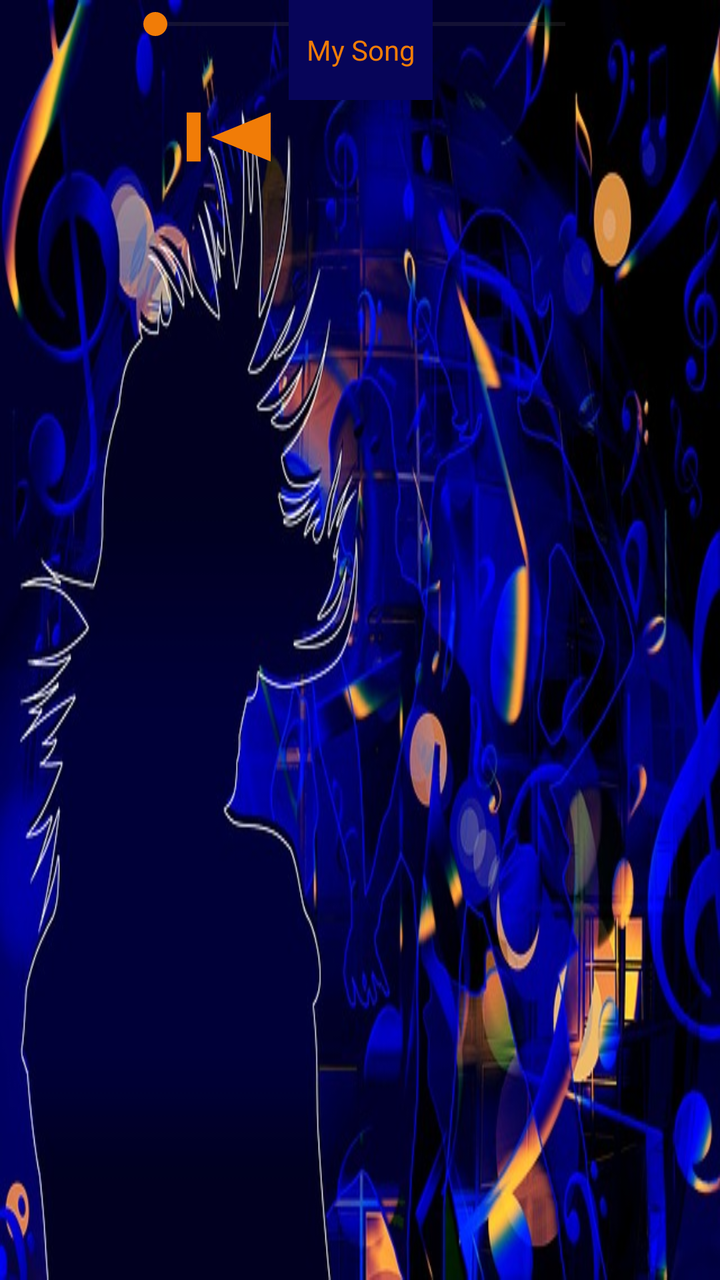
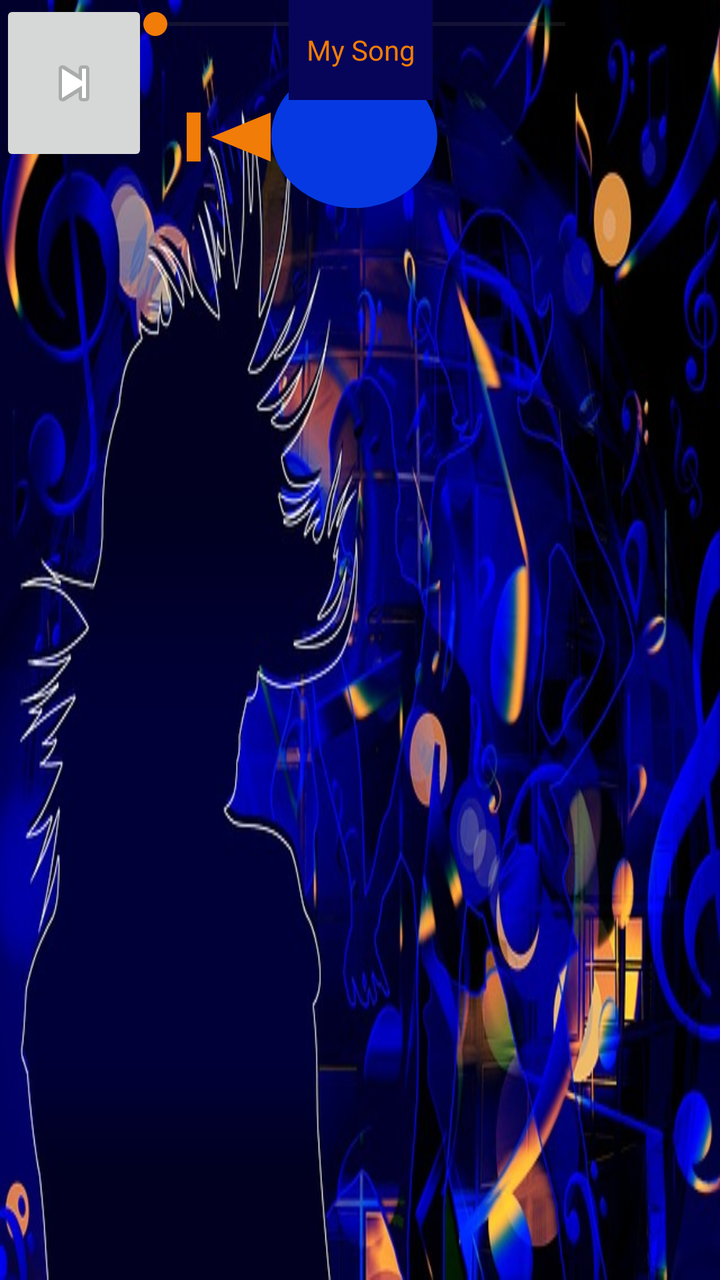

Two renders of the same Android screen: before a commit and after it. Below are the layout's source before the change and the commit's diff.
<!-- AndroidManifest.xml: application theme Theme.57Lesson_audio -->
<!-- res/layout/activity_main.xml -->
<?xml version="1.0" encoding="utf-8"?>
<androidx.constraintlayout.widget.ConstraintLayout xmlns:android="http://schemas.android.com/apk/res/android"
    xmlns:app="http://schemas.android.com/apk/res-auto"
    xmlns:tools="http://schemas.android.com/tools"
    android:layout_width="match_parent"
    android:layout_height="match_parent"
    android:background="@drawable/background"
    android:contextClickable="false"
    android:textAlignment="textEnd"
    tools:context=".MainActivity">

    <ImageButton
        android:id="@+id/playButton"
        android:layout_width="84dp"
        android:layout_height="49dp"
        android:layout_marginTop="20dp"
        android:background="@drawable/skip_left"
        app:layout_constraintEnd_toEndOf="parent"
        app:layout_constraintHorizontal_bias="0.262"
        app:layout_constraintStart_toStartOf="parent"
        app:layout_constraintTop_toBottomOf="@+id/volumeSeekBar" />

    <SeekBar
        android:id="@+id/volumeSeekBar"
        android:layout_width="237dp"
        android:layout_height="24dp"
        android:progressTint="@color/dark_orange"
        android:thumbTint="@color/dark_orange"
        app:layout_constraintEnd_toEndOf="parent"
        app:layout_constraintStart_toStartOf="parent"
        tools:layout_editor_absoluteY="420dp" />

    <ImageView
        android:id="@+id/imageView1"
        android:layout_width="83dp"
        android:layout_height="72dp"
        android:layout_marginTop="32dp"
        android:layout_marginBottom="157dp"
        android:background="@drawable/circle"
        app:layout_constraintBottom_toTopOf="@+id/playButton"
        app:layout_constraintEnd_toEndOf="parent"
        app:layout_constraintHorizontal_bias="0.49"
        app:layout_constraintStart_toStartOf="parent"
        app:layout_constraintTop_toTopOf="parent"
        app:layout_constraintVertical_bias="0.911"
        app:srcCompat="@drawable/circle" />

    <TextView
        android:id="@+id/textView"
        android:layout_width="72dp"
        android:layout_height="50dp"
        android:background="@color/black_blue"
        android:gravity="center"
        android:text="My Song"
        android:textAlignment="center"
        android:textColor="@color/dark_orange"
        app:layout_constraintEnd_toEndOf="@+id/volumeSeekBar"
        app:layout_constraintStart_toStartOf="@+id/volumeSeekBar"
        tools:layout_editor_absoluteY="318dp" />


</androidx.constraintlayout.widget.ConstraintLayout>
<!-- resources referenced by this layout -->
<resources>
  <color name="black_blue">#070559</color>
  <color name="dark_orange">#f17c07</color>
  <!-- drawable background: jpg bitmap (drawable, 78062 bytes) -->
  <!-- drawable circle (drawable) -->
  <?xml version="1.0" encoding="utf-8"?>
  <shape xmlns:android="http://schemas.android.com/apk/res/android"
      android:shape="oval">
      <solid
          android:color="@color/dark_blue"/>
      <size
          android:height="120dp"
          android:width="120dp"/>
  
  
  </shape>
  <!-- drawable skip_left (drawable) -->
  <vector xmlns:android="http://schemas.android.com/apk/res/android" android:height="24dp" android:tint="#F17C07" android:viewportHeight="24" android:viewportWidth="24" android:width="24dp">
        
      <path android:fillColor="@android:color/white" android:pathData="M6,6h2v12L6,18zM9.5,12l8.5,6L18,6z"/>
      
  </vector>
  <style name="Theme.57Lesson_audio" parent="Base.Theme.57Lesson_audio" />
  <color name="dark_blue">#0639E1</color>
  <style name="Base.Theme.57Lesson_audio" parent="Theme.Material3.DayNight.NoActionBar">
          
          
      </style>
</resources>

<!-- the commit's change to res/layout/activity_main.xml (unified diff, before → after) -->
@@ -10,7 +10,7 @@
     tools:context=".MainActivity">
 
     <ImageButton
-        android:id="@+id/playButton"
+        android:id="@+id/skipLeft"
         android:layout_width="84dp"
         android:layout_height="49dp"
         android:layout_marginTop="20dp"
@@ -19,6 +19,15 @@
         app:layout_constraintHorizontal_bias="0.262"
         app:layout_constraintStart_toStartOf="parent"
         app:layout_constraintTop_toBottomOf="@+id/volumeSeekBar" />
+
+
+    <ImageButton
+        android:id="@+id/skipRight"
+        android:layout_width="74dp"
+        android:layout_height="83dp"
+        android:src="@android:drawable/ic_media_next"
+        tools:layout_editor_absoluteX="0dp"
+        tools:layout_editor_absoluteY="-1dp" />
 
     <SeekBar
         android:id="@+id/volumeSeekBar"
